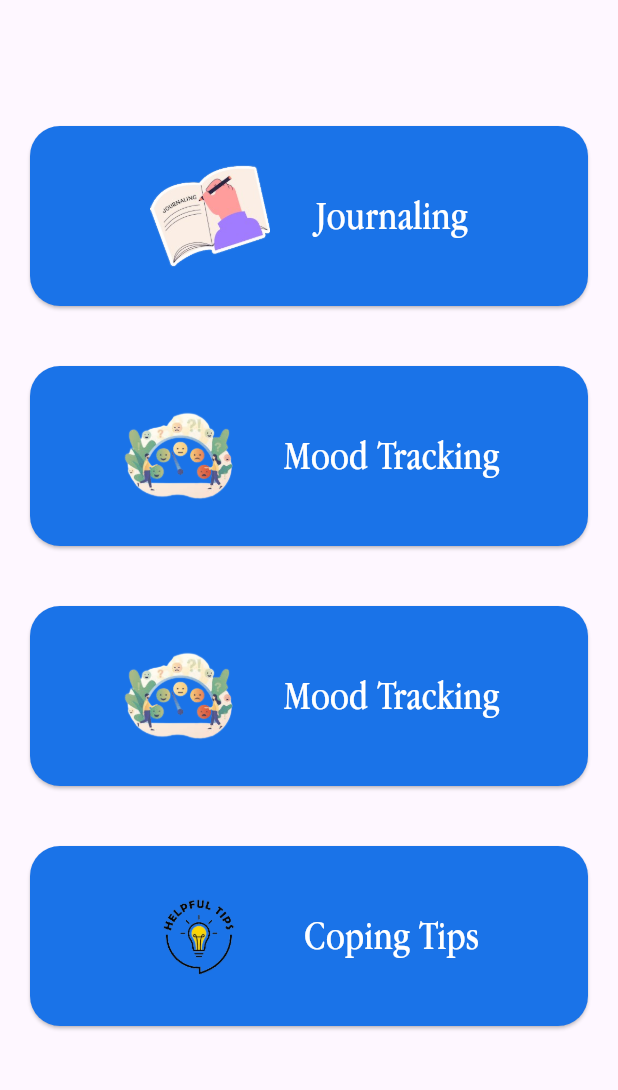
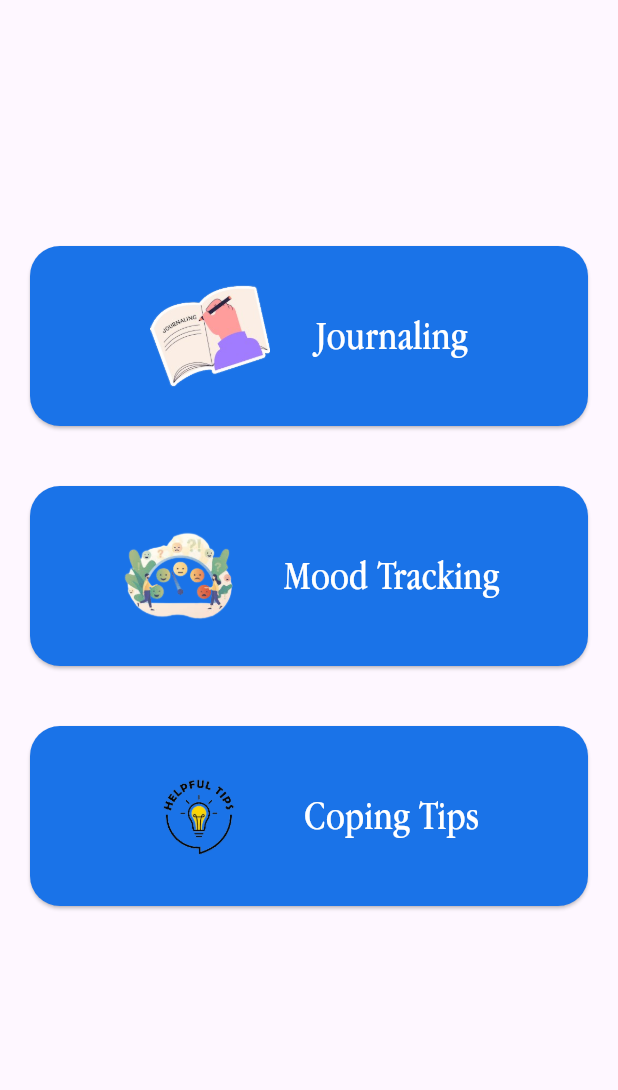
Before and after one commit to Rayz18/calm_space, a Flutter app: the HomePage screen opened by its route, on a phone screen of 412 x 824 dp, the part 84-1174 px from its top. Run offline on Flutter 3.47's test engine with Material 3 defaults, Android fonts, the phone set to English and light mode, and no system bars; our stand-ins replace shared_preferences; accounts and stored records are empty.

Commit message:
import new page

```diff
--- a/lib/home_page.dart
+++ b/lib/home_page.dart
@@ -38,26 +38,21 @@ class HomePage extends StatelessWidget {
                     },
                   ),
                    SizedBox(height: 40),
-                  HomeButton(
+
+                   HomeButton(
                     iconPath: 'assets/photos/mood_tracking.png',
                     text: 'Mood Tracking',
                     color: Color(0xFF1A73E8),
                     onPressed: () {
                       Navigator.push(
                         context,
-                        MaterialPageRoute(builder: (context) => MoodTrackingPage()), // Navigate to MoodTrackingPage
+                        MaterialPageRoute(builder: (context) => MoodTrackingPage(moodRecords: {},)), // Navigate to MoodTrackingPage
                       );
                     },
                   ),
-                  SizedBox(height: 40),
-                  HomeButton(
-                    iconPath: 'assets/photos/mood_tracking.png',
-                    text: 'Mood Tracking',
-                    color: Color(0xFF1A73E8),
-                    onPressed: () {
-                      // Add navigation to Mood Tracking page
-                    },
-                  ),
+
+
+
                   SizedBox(height: 40),
                   HomeButton(
                     iconPath: 'assets/photos/coping_tips.png',
```
